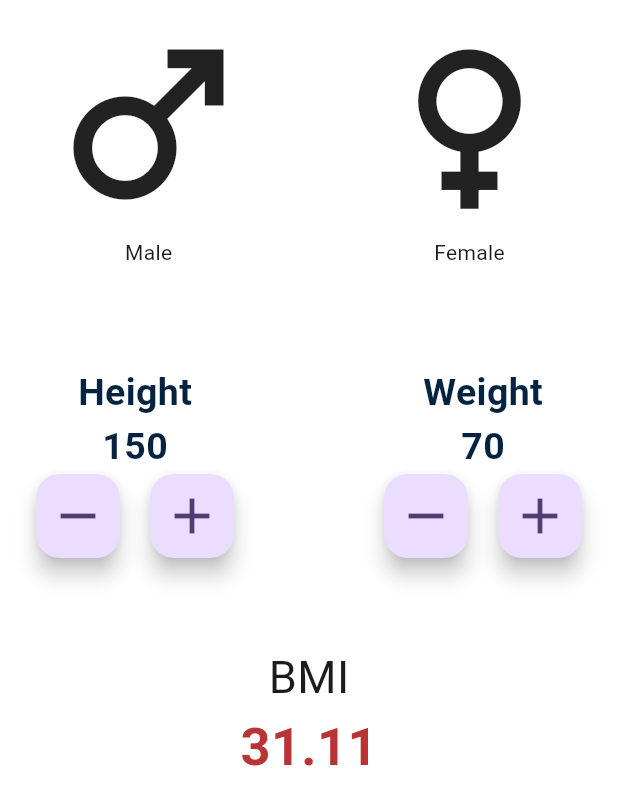
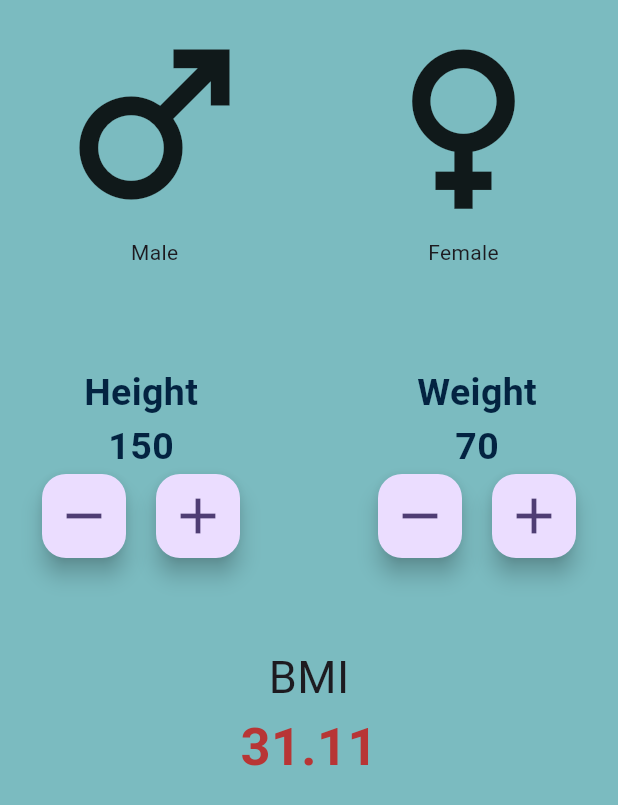
Before and after one commit to Yasith-Uvanpriya/flutter_intro, a Flutter app: the screen it shows after launch, on a phone screen of 412 x 824 dp. Shown: the top 805 px of the screen. Run offline on Flutter 3.47's test engine with Material 3 defaults, Android fonts, the phone set to English and light mode, and no system bars.

Commit message:
Update main_page.dart

```diff
--- a/BMI/lib/main_page.dart
+++ b/BMI/lib/main_page.dart
@@ -27,10 +27,10 @@ class _MainPageState extends State<MainPage> {
   @override
   Widget build(BuildContext context) {
     return Scaffold(
-      backgroundColor: Colors.white,
+      backgroundColor: const Color.fromARGB(255, 123, 187, 192),
       body: SafeArea(
         child: Padding(
-          padding: const EdgeInsets.symmetric(horizontal: 16),
+          padding: const EdgeInsets.symmetric(horizontal: 20),
           child: Column(
             children: [
               Row(
```
